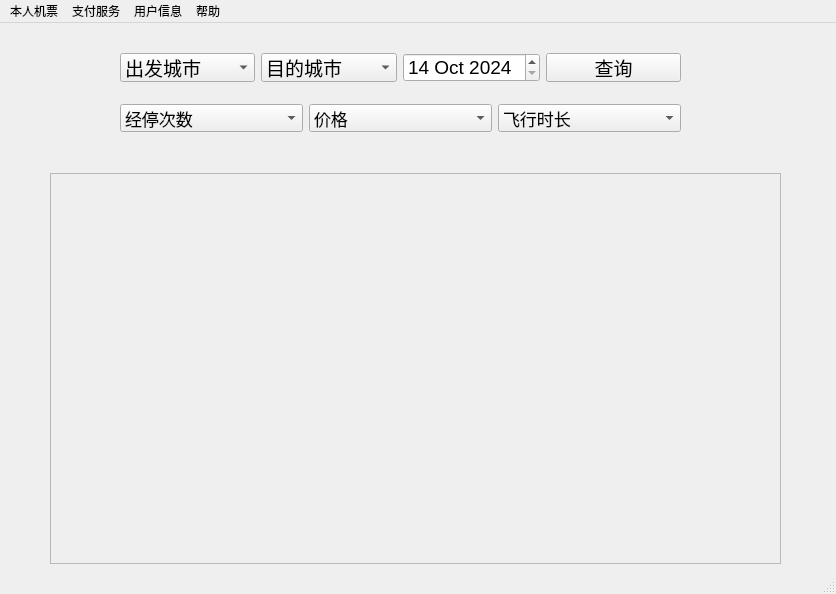
Qt form QT/MainSystem.ui (psk0404/Flight-Booking-System) before a commit.
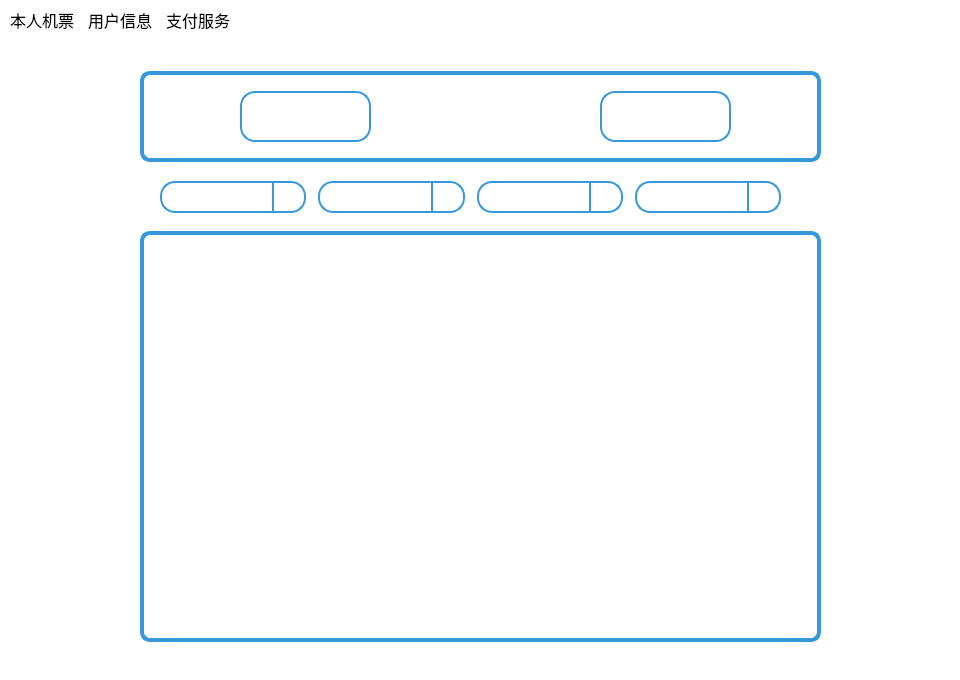
The same form after that commit. Icons and pictures are not drawn.

Patch:
```diff
--- a/QT/MainSystem.ui
+++ b/QT/MainSystem.ui
@@ -6,10 +6,16 @@
    <rect>
     <x>0</x>
     <y>0</y>
-    <width>836</width>
-    <height>594</height>
+    <width>960</width>
+    <height>680</height>
    </rect>
   </property>
+  <property name="maximumSize">
+   <size>
+    <width>960</width>
+    <height>680</height>
+   </size>
+  </property>
   <property name="windowTitle">
    <string>MainSystem</string>
   </property>
@@ -17,143 +23,177 @@
    <iconset>
     <normaloff>../../../../../.designer/data/images/logo.png</normaloff>../../../../../.designer/data/images/logo.png</iconset>
   </property>
+  <property name="styleSheet">
+   <string notr="true">background-color: white;
+</string>
+  </property>
   <widget class="QWidget" name="centralwidget">
-   <widget class="QScrollArea" name="scrollArea">
+   <widget class="QLabel" name="from">
     <property name="geometry">
      <rect>
-      <x>50</x>
-      <y>150</y>
-      <width>731</width>
-      <height>391</height>
+      <x>240</x>
+      <y>50</y>
+      <width>131</width>
+      <height>51</height>
      </rect>
     </property>
-    <property name="widgetResizable">
+    <property name="font">
+     <font>
+      <family>Agency FB</family>
+      <pointsize>14</pointsize>
+     </font>
+    </property>
+    <property name="styleSheet">
+     <string notr="true">QLabel {
+    background-color: #FFFFFF;   /* 设置背景颜色为白色 */
+    border: 2px solid #3498db;   /* 设置边框为2像素，颜色为深蓝色 */
+    border-radius: 15px;         /* 圆角 */
+    padding: 5px;                /* 内边距，增加文本与边框之间的距离 */
+}
+</string>
+    </property>
+    <property name="text">
+     <string/>
+    </property>
+   </widget>
+   <widget class="QLabel" name="to">
+    <property name="geometry">
+     <rect>
+      <x>600</x>
+      <y>50</y>
+      <width>131</width>
+      <height>51</height>
+     </rect>
+    </property>
+    <property name="font">
+     <font>
+      <family>Agency FB</family>
+      <pointsize>14</pointsize>
+     </font>
+    </property>
+    <property name="styleSheet">
+     <string notr="true">QLabel {
+    background-color: #FFFFFF;   /* 设置背景颜色为白色 */
+    border: 2px solid #3498db;   /* 设置边框为2像素，颜色为深蓝色 */
+    border-radius: 15px;         /* 圆角 */
+    padding: 5px;                /* 内边距，增加文本与边框之间的距离 */
+}
+</string>
+    </property>
+    <property name="text">
+     <string/>
+    </property>
+   </widget>
+   <widget class="QLabel" name="ft">
+    <property name="geometry">
+     <rect>
+      <x>460</x>
+      <y>55</y>
+      <width>51</width>
+      <height>41</height>
+     </rect>
+    </property>
+    <property name="text">
+     <string/>
+    </property>
+    <property name="pixmap">
+     <pixmap>../data/images/ct_parrow.jpg</pixmap>
+    </property>
+    <property name="scaledContents">
      <bool>true</bool>
     </property>
-    <widget class="QWidget" name="scrollAreaWidgetContents">
-     <property name="geometry">
-      <rect>
-       <x>0</x>
-       <y>0</y>
-       <width>729</width>
-       <height>389</height>
-      </rect>
-     </property>
-     <layout class="QVBoxLayout" name="verticalLayout"/>
-    </widget>
    </widget>
-   <widget class="QWidget" name="layoutWidget">
+   <widget class="QFrame" name="frame">
     <property name="geometry">
      <rect>
-      <x>120</x>
-      <y>70</y>
-      <width>561</width>
-      <height>51</height>
-     </rect>
-    </property>
-    <layout class="QHBoxLayout" name="horizontalLayout_3">
-     <item>
-      <widget class="QComboBox" name="comboBox">
-       <property name="font">
-        <font>
-         <pointsize>13</pointsize>
-        </font>
-       </property>
-       <item>
-        <property name="text">
-         <string>经停次数</string>
-        </property>
-       </item>
-       <item>
-        <property name="text">
-         <string>不限</string>
-        </property>
-       </item>
-       <item>
-        <property name="text">
-         <string>仅限直达航班</string>
-        </property>
-       </item>
-       <item>
-        <property name="text">
-         <string>经停不超过1次</string>
-        </property>
-       </item>
-       <item>
-        <property name="text">
-         <string>经停不超过2次</string>
-        </property>
-       </item>
-      </widget>
-     </item>
-     <item>
-      <widget class="QComboBox" name="comboBox_2">
-       <property name="font">
-        <font>
-         <pointsize>13</pointsize>
-        </font>
-       </property>
-       <item>
-        <property name="text">
-         <string>价格</string>
-        </property>
-       </item>
-       <item>
-        <property name="text">
-         <string>升序</string>
-        </property>
-       </item>
-       <item>
-        <property name="text">
-         <string>降序</string>
-        </property>
-       </item>
-      </widget>
-     </item>
-     <item>
-      <widget class="QComboBox" name="comboBox_3">
-       <property name="font">
-        <font>
-         <pointsize>13</pointsize>
-        </font>
-       </property>
-       <item>
-        <property name="text">
-         <string>飞行时长</string>
-        </property>
-       </item>
-       <item>
-        <property name="text">
-         <string>升序</string>
-        </property>
-       </item>
-       <item>
-        <property name="text">
-         <string>降序</string>
-        </property>
-       </item>
-      </widget>
-     </item>
-    </layout>
-   </widget>
-   <widget class="QWidget" name="layoutWidget">
-    <property name="geometry">
-     <rect>
-      <x>120</x>
+      <x>140</x>
       <y>30</y>
-      <width>561</width>
-      <height>29</height>
+      <width>681</width>
+      <height>91</height>
+     </rect>
+    </property>
+    <property name="styleSheet">
+     <string notr="true">QFrame {
+    border: 4px solid #3498db;   /* 设置边框为4像素，颜色为深蓝色 */
+    border-radius: 10px;         /* 设置圆角半径，调整为较小的值 */
+}
+</string>
+    </property>
+    <property name="frameShape">
+     <enum>QFrame::StyledPanel</enum>
+    </property>
+    <property name="frameShadow">
+     <enum>QFrame::Raised</enum>
+    </property>
+   </widget>
+   <widget class="QFrame" name="frame_2">
+    <property name="geometry">
+     <rect>
+      <x>140</x>
+      <y>190</y>
+      <width>681</width>
+      <height>411</height>
+     </rect>
+    </property>
+    <property name="styleSheet">
+     <string notr="true">QFrame {
+    border: 4px solid #3498db;   /* 设置边框为4像素，颜色为深蓝色 */
+    border-radius: 10px;         /* 设置圆角半径，调整为较小的值 */
+}
+</string>
+    </property>
+    <property name="frameShape">
+     <enum>QFrame::StyledPanel</enum>
+    </property>
+    <property name="frameShadow">
+     <enum>QFrame::Raised</enum>
+    </property>
+   </widget>
+   <widget class="QWidget" name="">
+    <property name="geometry">
+     <rect>
+      <x>160</x>
+      <y>140</y>
+      <width>621</width>
+      <height>32</height>
      </rect>
     </property>
     <layout class="QHBoxLayout" name="horizontalLayout">
+     <property name="spacing">
+      <number>12</number>
+     </property>
      <item>
-      <widget class="QComboBox" name="comboBox_5">
+      <widget class="QComboBox" name="from_2">
        <property name="font">
         <font>
-         <family>Arial</family>
-         <pointsize>14</pointsize>
+         <family>华文中宋</family>
+         <pointsize>16</pointsize>
         </font>
        </property>
+       <property name="styleSheet">
+        <string notr="true">QComboBox {
+    background-color: #FFFFFF;   /* 设置背景颜色为白色 */
+    border: 2px solid #3498db;   /* 设置主边框为2像素，颜色为深蓝色 */
+    border-radius: 15px;         /* 圆角 */
+    padding-right: 30px;         /* 右侧填充，增加箭头部分的宽度 */
+}
+
+QComboBox::drop-down {
+    width: 30px;                  /* 增加下拉箭头的宽度 */
+    border-left: 2px solid #3498db; /* 左侧边框，与主边框保持一致 */
+    border-radius: 0px;          /* 不要给下拉箭头部分设置圆角，以便它显示 */
+}
+
+QComboBox::down-arrow {
+    width: 20px;                 /* 调整箭头的宽度 */
+    height: 20px;                /* 调整箭头的高度 */
+    image: url(&quot;data/images/parrow.jpg&quot;); /* 可选：使用自定义箭头图像 */
+}
+</string>
+       </property>
+       <property name="currentText">
+        <string/>
+       </property>
        <property name="maxVisibleItems">
         <number>16</number>
        </property>
@@ -163,267 +203,190 @@
          <height>18</height>
         </size>
        </property>
-       <item>
-        <property name="text">
-         <string>出发城市</string>
-        </property>
-       </item>
-       <item>
-        <property name="text">
-         <string>北京</string>
-        </property>
-       </item>
-       <item>
-        <property name="text">
-         <string>上海</string>
-        </property>
-       </item>
-       <item>
-        <property name="text">
-         <string>南京</string>
-        </property>
-       </item>
-       <item>
-        <property name="text">
-         <string>武汉</string>
-        </property>
-       </item>
-       <item>
-        <property name="text">
-         <string>长春</string>
-        </property>
-       </item>
-       <item>
-        <property name="text">
-         <string>厦门</string>
-        </property>
-       </item>
-       <item>
-        <property name="text">
-         <string>深圳</string>
-        </property>
-       </item>
-       <item>
-        <property name="text">
-         <string>成都</string>
-        </property>
-       </item>
-       <item>
-        <property name="text">
-         <string>西安</string>
-        </property>
-       </item>
-       <item>
-        <property name="text">
-         <string>乌鲁木齐</string>
-        </property>
-       </item>
-       <item>
-        <property name="text">
-         <string>首尔</string>
-        </property>
-       </item>
-       <item>
-        <property name="text">
-         <string>东京</string>
-        </property>
-       </item>
-       <item>
-        <property name="text">
-         <string>洛杉矶</string>
-        </property>
-       </item>
-       <item>
-        <property name="text">
-         <string>柏林</string>
-        </property>
-       </item>
-       <item>
-        <property name="text">
-         <string>巴黎</string>
-        </property>
-       </item>
-       <item>
-        <property name="text">
-         <string>曼谷</string>
-        </property>
-       </item>
       </widget>
      </item>
      <item>
-      <widget class="QComboBox" name="comboBox_6">
+      <widget class="QComboBox" name="from_3">
        <property name="font">
         <font>
-         <family>Arial</family>
-         <pointsize>14</pointsize>
+         <family>华文中宋</family>
+         <pointsize>16</pointsize>
         </font>
        </property>
+       <property name="styleSheet">
+        <string notr="true">QComboBox {
+    background-color: #FFFFFF;   /* 设置背景颜色为白色 */
+    border: 2px solid #3498db;   /* 设置主边框为2像素，颜色为深蓝色 */
+    border-radius: 15px;         /* 圆角 */
+    padding-right: 30px;         /* 右侧填充，增加箭头部分的宽度 */
+}
+
+QComboBox::drop-down {
+    width: 30px;                  /* 增加下拉箭头的宽度 */
+    border-left: 2px solid #3498db; /* 左侧边框，与主边框保持一致 */
+    border-radius: 0px;          /* 不要给下拉箭头部分设置圆角，以便它显示 */
+}
+
+QComboBox::down-arrow {
+    width: 20px;                 /* 调整箭头的宽度 */
+    height: 20px;                /* 调整箭头的高度 */
+    image: url(&quot;data/images/parrow.jpg&quot;); /* 可选：使用自定义箭头图像 */
+}
+</string>
+       </property>
+       <property name="currentText">
+        <string/>
+       </property>
        <property name="maxVisibleItems">
         <number>16</number>
        </property>
-       <item>
-        <property name="text">
-         <string>目的城市</string>
-        </property>
-       </item>
-       <item>
-        <property name="text">
-         <string>北京</string>
-        </property>
-       </item>
-       <item>
-        <property name="text">
-         <string>上海</string>
-        </property>
-       </item>
-       <item>
-        <property name="text">
-         <string>南京</string>
-        </property>
-       </item>
-       <item>
-        <property name="text">
-         <string>武汉</string>
-        </property>
-       </item>
-       <item>
-        <property name="text">
-         <string>长春</string>
-        </property>
-       </item>
-       <item>
-        <property name="text">
-         <string>厦门</string>
-        </property>
-       </item>
-       <item>
-        <property name="text">
-         <string>深圳</string>
-        </property>
-       </item>
-       <item>
-        <property name="text">
-         <string>成都</string>
-        </property>
-       </item>
-       <item>
-        <property name="text">
-         <string>西安</string>
-        </property>
-       </item>
-       <item>
-        <property name="text">
-         <string>乌鲁木齐</string>
-        </property>
-       </item>
-       <item>
-        <property name="text">
-         <string>首尔</string>
-        </property>
-       </item>
-       <item>
-        <property name="text">
-         <string>东京</string>
-        </property>
-       </item>
-       <item>
-        <property name="text">
-         <string>洛杉矶</string>
-        </property>
-       </item>
-       <item>
-        <property name="text">
-         <string>柏林</string>
-        </property>
-       </item>
-       <item>
-        <property name="text">
-         <string>巴黎</string>
-        </property>
-       </item>
-       <item>
-        <property name="text">
-         <string>曼谷</string>
-        </property>
-       </item>
+       <property name="iconSize">
+        <size>
+         <width>18</width>
+         <height>18</height>
+        </size>
+       </property>
       </widget>
      </item>
      <item>
-      <widget class="QDateEdit" name="dateEdit">
+      <widget class="QComboBox" name="from_4">
        <property name="font">
         <font>
-         <pointsize>14</pointsize>
+         <family>华文中宋</family>
+         <pointsize>16</pointsize>
         </font>
        </property>
-       <property name="dateTime">
-        <datetime>
-         <hour>0</hour>
-         <minute>0</minute>
-         <second>0</second>
-         <year>2024</year>
-         <month>10</month>
-         <day>14</day>
-        </datetime>
+       <property name="styleSheet">
+        <string notr="true">QComboBox {
+    background-color: #FFFFFF;   /* 设置背景颜色为白色 */
+    border: 2px solid #3498db;   /* 设置主边框为2像素，颜色为深蓝色 */
+    border-radius: 15px;         /* 圆角 */
+    padding-right: 30px;         /* 右侧填充，增加箭头部分的宽度 */
+}
+
+QComboBox::drop-down {
+    width: 30px;                  /* 增加下拉箭头的宽度 */
+    border-left: 2px solid #3498db; /* 左侧边框，与主边框保持一致 */
+    border-radius: 0px;          /* 不要给下拉箭头部分设置圆角，以便它显示 */
+}
+
+QComboBox::down-arrow {
+    width: 20px;                 /* 调整箭头的宽度 */
+    height: 20px;                /* 调整箭头的高度 */
+    image: url(&quot;data/images/parrow.jpg&quot;); /* 可选：使用自定义箭头图像 */
+}
+</string>
        </property>
-       <property name="maximumDateTime">
-        <datetime>
-         <hour>23</hour>
-         <minute>59</minute>
-         <second>59</second>
-         <year>2024</year>
-         <month>11</month>
-         <day>24</day>
-        </datetime>
+       <property name="currentText">
+        <string/>
        </property>
-       <property name="minimumDateTime">
-        <datetime>
-         <hour>0</hour>
-         <minute>0</minute>
-         <second>0</second>
-         <year>2024</year>
-         <month>10</month>
-         <day>14</day>
-        </datetime>
+       <property name="maxVisibleItems">
+        <number>16</number>
        </property>
+       <property name="iconSize">
+        <size>
+         <width>18</width>
+         <height>18</height>
+        </size>
+       </property>
       </widget>
      </item>
      <item>
-      <widget class="QPushButton" name="query">
+      <widget class="QComboBox" name="from_5">
        <property name="font">
         <font>
-         <pointsize>14</pointsize>
+         <family>华文中宋</family>
+         <pointsize>16</pointsize>
         </font>
        </property>
-       <property name="text">
-        <string>查询</string>
+       <property name="styleSheet">
+        <string notr="true">QComboBox {
+    background-color: #FFFFFF;   /* 设置背景颜色为白色 */
+    border: 2px solid #3498db;   /* 设置主边框为2像素，颜色为深蓝色 */
+    border-radius: 15px;         /* 圆角 */
+    padding-right: 30px;         /* 右侧填充，增加箭头部分的宽度 */
+}
+
+QComboBox::drop-down {
+    width: 30px;                  /* 增加下拉箭头的宽度 */
+    border-left: 2px solid #3498db; /* 左侧边框，与主边框保持一致 */
+    border-radius: 0px;          /* 不要给下拉箭头部分设置圆角，以便它显示 */
+}
+
+QComboBox::down-arrow {
+    width: 20px;                 /* 调整箭头的宽度 */
+    height: 20px;                /* 调整箭头的高度 */
+    image: url(&quot;data/images/parrow.jpg&quot;); /* 可选：使用自定义箭头图像 */
+}
+</string>
+       </property>
+       <property name="currentText">
+        <string/>
+       </property>
+       <property name="maxVisibleItems">
+        <number>16</number>
+       </property>
+       <property name="iconSize">
+        <size>
+         <width>18</width>
+         <height>18</height>
+        </size>
        </property>
       </widget>
      </item>
     </layout>
    </widget>
+   <zorder>frame</zorder>
+   <zorder>from</zorder>
+   <zorder>to</zorder>
+   <zorder>ft</zorder>
+   <zorder>frame_2</zorder>
+   <zorder>from_2</zorder>
+   <zorder>from_3</zorder>
+   <zorder>from_4</zorder>
+   <zorder>from_5</zorder>
   </widget>
   <widget class="QMenuBar" name="menubar">
    <property name="geometry">
     <rect>
      <x>0</x>
      <y>0</y>
-     <width>836</width>
-     <height>22</height>
+     <width>960</width>
+     <height>37</height>
     </rect>
    </property>
-   <widget class="QMenu" name="menu">
-    <property name="title">
-     <string>帮助</string>
-    </property>
-    <addaction name="actionbanbenhao"/>
-    <addaction name="separator"/>
-   </widget>
+   <property name="font">
+    <font>
+     <family>华文中宋</family>
+     <pointsize>12</pointsize>
+    </font>
+   </property>
+   <property name="styleSheet">
+    <string notr="true">QMenuBar {
+    padding-top: 6px;    /* 设置顶部填充 */
+    padding-bottom: 12px; /* 设置底部填充 */
+}
+</string>
+   </property>
    <widget class="QMenu" name="menu_2">
+    <property name="font">
+     <font>
+      <pointsize>12</pointsize>
+     </font>
+    </property>
+    <property name="styleSheet">
+     <string notr="true"/>
+    </property>
     <property name="title">
      <string>本人机票</string>
     </property>
    </widget>
    <widget class="QMenu" name="menu_3">
+    <property name="font">
+     <font>
+      <pointsize>14</pointsize>
+     </font>
+    </property>
     <property name="title">
      <string>支付服务</string>
     </property>
@@ -434,9 +397,8 @@
     </property>
    </widget>
    <addaction name="menu_2"/>
-   <addaction name="menu_3"/>
    <addaction name="menu_4"/>
-   <addaction name="menu"/>
+   <addaction name="menu_3"/>
   </widget>
   <widget class="QStatusBar" name="statusbar"/>
   <action name="actionbanbenhao">
```
